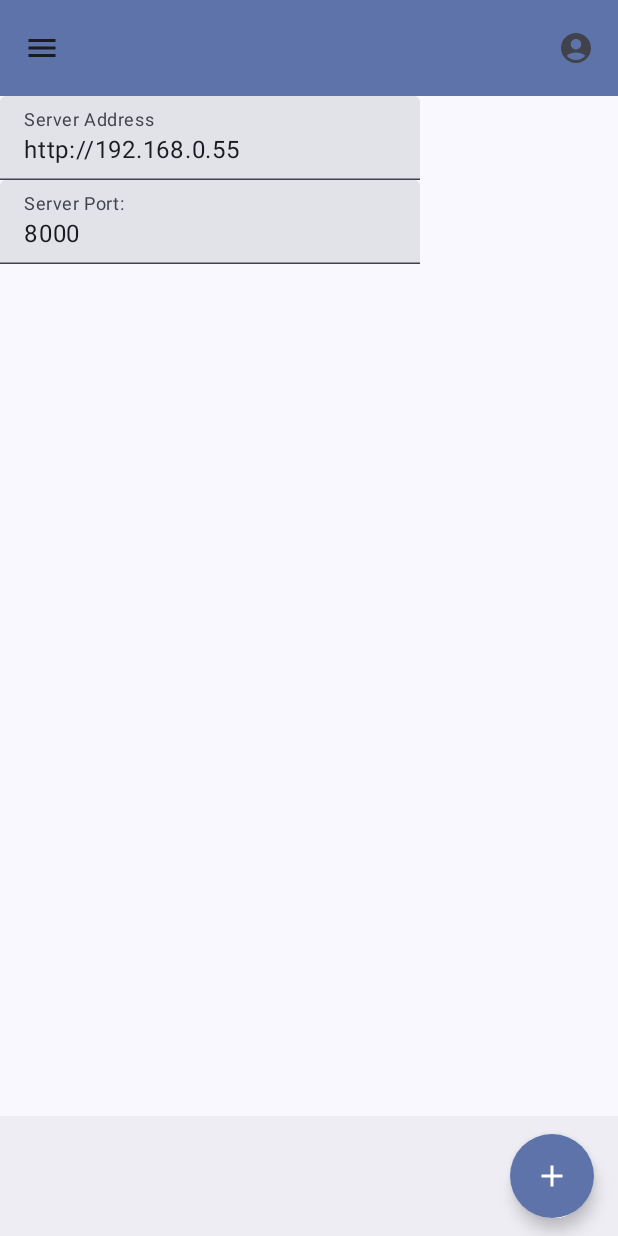
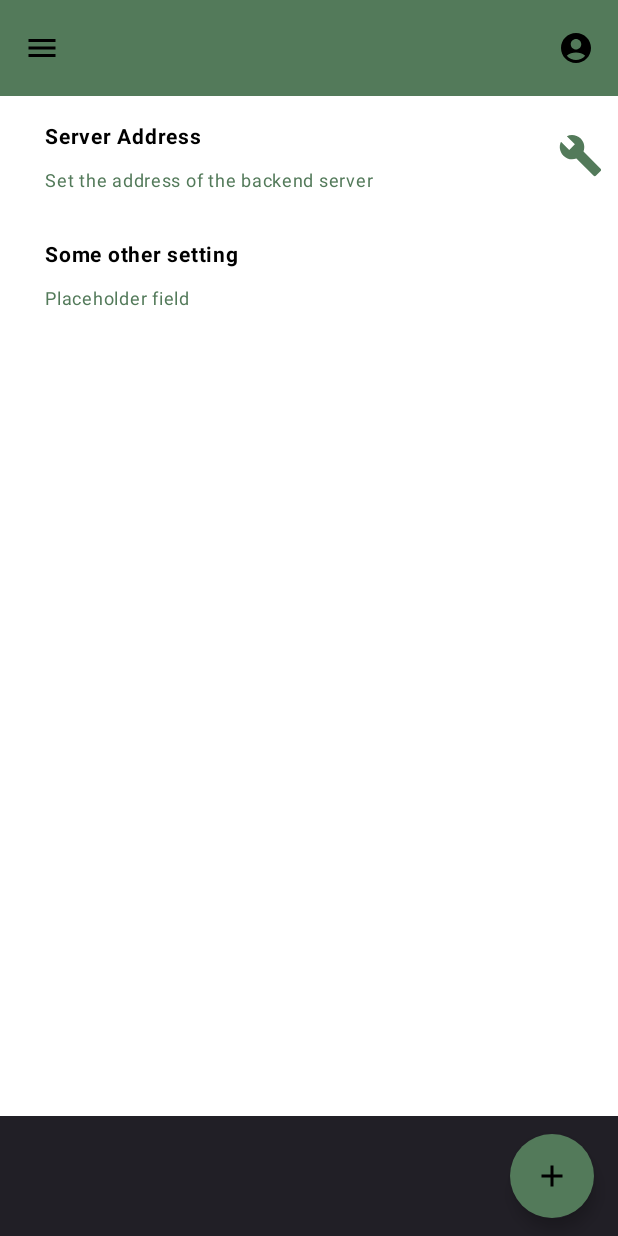
Before and after one commit to Anatorini-1/grimoire, an Android app built with Jetpack Compose: the screen it shows after launch (MainActivity), on a phone screen of 412 x 824 dp. Run offline under Robolectric (Android 15) with nearby library versions, the phone set to English and light mode, and no system bars.

Commit message:
server settings

```diff
--- a/app/Grimoire/app/src/main/java/pl/anatorini/grimoire/Main.kt
+++ b/app/Grimoire/app/src/main/java/pl/anatorini/grimoire/Main.kt
@@ -11,8 +11,10 @@ import androidx.compose.material3.ModalNavigationDrawer
 import androidx.compose.material3.Scaffold
 import androidx.compose.material3.rememberDrawerState
 import androidx.compose.runtime.Composable
+import androidx.compose.runtime.getValue
 import androidx.compose.runtime.mutableStateOf
 import androidx.compose.runtime.remember
+import androidx.compose.runtime.setValue
 import androidx.compose.ui.Modifier
 import androidx.compose.ui.tooling.preview.Preview
 import androidx.navigation.compose.NavHost
@@ -26,9 +28,7 @@ import pl.anatorini.grimoire.navigation.Routes
 import pl.anatorini.grimoire.screens.HomeScreen
 import pl.anatorini.grimoire.screens.SettingsScreen
 import pl.anatorini.grimoire.state.Settings
-import pl.anatorini.grimoire.ui.theme.Theme
-import androidx.compose.runtime.getValue
-import androidx.compose.runtime.setValue
+import pl.anatorini.grimoire.ui.theme.AppTheme
 
 @Composable
 @Preview
@@ -61,7 +61,7 @@ fun Main() {
             }
         }) {
 
-        Theme {
+        AppTheme {
             Scaffold(
                 modifier = Modifier.fillMaxSize(),
                 topBar = { TopBar(navController, drawerState) },
@@ -77,7 +77,10 @@ fun Main() {
                         HomeScreen()
                     }
                     composable(route = Routes.SETTINGS.name) {
-                        SettingsScreen(modifier = Modifier, settings = settings, setSettings = {s -> settings = s})
+                        SettingsScreen(
+                            modifier = Modifier,
+                            settings = settings,
+                            setSettings = { s -> settings = s })
                     }
 
                 }
--- a/app/Grimoire/app/src/main/java/pl/anatorini/grimoire/MainActivity.kt
+++ b/app/Grimoire/app/src/main/java/pl/anatorini/grimoire/MainActivity.kt
@@ -4,13 +4,16 @@ import android.os.Bundle
 import androidx.activity.ComponentActivity
 import androidx.activity.compose.setContent
 import androidx.activity.enableEdgeToEdge
+import pl.anatorini.grimoire.ui.theme.AppTheme
 
 class MainActivity : ComponentActivity() {
     override fun onCreate(savedInstanceState: Bundle?) {
         super.onCreate(savedInstanceState)
         enableEdgeToEdge()
         setContent {
-            Main()
+            AppTheme {
+                Main()
+            }
         }
     }
 }
--- a/app/Grimoire/app/src/main/java/pl/anatorini/grimoire/components/scaffold/BottomBar.kt
+++ b/app/Grimoire/app/src/main/java/pl/anatorini/grimoire/components/scaffold/BottomBar.kt
@@ -10,12 +10,14 @@ import androidx.compose.material3.BottomAppBar
 import androidx.compose.material3.FloatingActionButton
 import androidx.compose.material3.Icon
 import androidx.compose.material3.IconButton
+import androidx.compose.material3.MaterialTheme
 import androidx.compose.material3.Text
 import androidx.compose.runtime.Composable
 import androidx.compose.ui.tooling.preview.Preview
 import androidx.navigation.NavController
 import androidx.navigation.compose.rememberNavController
 import pl.anatorini.grimoire.navigation.Routes
+import pl.anatorini.grimoire.ui.theme.AppTheme
 
 @Composable
 fun BottomBar(navController: NavController) {
@@ -23,7 +25,11 @@ fun BottomBar(navController: NavController) {
         actions = {
         },
         floatingActionButton = {
-            FloatingActionButton(onClick = { /*TODO*/ }, shape = CircleShape) {
+            FloatingActionButton(
+                onClick = { /*TODO*/ },
+                shape = CircleShape,
+                containerColor = MaterialTheme.colorScheme.tertiary
+            ) {
                 Icon(Icons.Filled.Add, contentDescription = "")
 
             }
@@ -37,5 +43,7 @@ fun BottomBar(navController: NavController) {
 @Preview
 fun BottomBarPreview() {
     val navController = rememberNavController()
-    BottomBar(navController)
+    AppTheme {
+        BottomBar(navController)
+    }
 }
--- a/app/Grimoire/app/src/main/java/pl/anatorini/grimoire/components/scaffold/FloatingActionButton.kt
+++ b/app/Grimoire/app/src/main/java/pl/anatorini/grimoire/components/scaffold/FloatingActionButton.kt
@@ -1,9 +1,11 @@
 package pl.anatorini.grimoire.components.scaffold
 
+import androidx.compose.material3.ButtonDefaults
 import androidx.compose.material3.Text
 import androidx.compose.runtime.Composable
 
 @Composable
-fun ActionButton() {
+fun ActionButton(
+) {
     Text(text = "Btn")
 }
--- a/app/Grimoire/app/src/main/java/pl/anatorini/grimoire/components/scaffold/TopBar.kt
+++ b/app/Grimoire/app/src/main/java/pl/anatorini/grimoire/components/scaffold/TopBar.kt
@@ -16,13 +16,12 @@ import androidx.compose.material3.rememberDrawerState
 import androidx.compose.material3.rememberTopAppBarState
 import androidx.compose.runtime.Composable
 import androidx.compose.runtime.rememberCoroutineScope
-import androidx.compose.ui.res.stringResource
 import androidx.compose.ui.text.style.TextOverflow
 import androidx.compose.ui.tooling.preview.Preview
 import androidx.navigation.NavController
 import androidx.navigation.compose.rememberNavController
 import kotlinx.coroutines.launch
-import pl.anatorini.grimoire.R
+import pl.anatorini.grimoire.ui.theme.AppTheme
 
 @OptIn(ExperimentalMaterial3Api::class)
 @Composable
@@ -31,8 +30,9 @@ fun TopBar(navController: NavController, drawerState: DrawerState) {
     val scope = rememberCoroutineScope()
     CenterAlignedTopAppBar(
         colors = TopAppBarDefaults.centerAlignedTopAppBarColors(
-            containerColor = MaterialTheme.colorScheme.primaryContainer,
-            titleContentColor = MaterialTheme.colorScheme.primary,
+            containerColor = MaterialTheme.colorScheme.tertiary,
+            actionIconContentColor = MaterialTheme.colorScheme.onTertiary
+
         ),
         title = {
             Text(
@@ -44,11 +44,11 @@ fun TopBar(navController: NavController, drawerState: DrawerState) {
         },
         navigationIcon = {
             IconButton(onClick = {
-                    scope.launch {
-                        drawerState.apply {
-                            if (isClosed) open() else close()
-                        }
+                scope.launch {
+                    drawerState.apply {
+                        if (isClosed) open() else close()
                     }
+                }
             }) {
                 Icon(
                     imageVector = Icons.Filled.Menu,
@@ -73,5 +73,8 @@ fun TopBar(navController: NavController, drawerState: DrawerState) {
 fun TopBarPreview() {
     val navController = rememberNavController()
     val drawerState = rememberDrawerState(initialValue = DrawerValue.Closed)
-    TopBar(navController = navController, drawerState)
+    AppTheme {
+
+        TopBar(navController = navController, drawerState)
+    }
 }
--- /dev/null
+++ b/app/Grimoire/app/src/main/java/pl/anatorini/grimoire/components/settings/SettingsField.kt
@@ -0,0 +1,92 @@
+package pl.anatorini.grimoire.components.settings
+
+import androidx.compose.foundation.background
+import androidx.compose.foundation.clickable
+import androidx.compose.foundation.layout.Arrangement
+import androidx.compose.foundation.layout.Column
+import androidx.compose.foundation.layout.IntrinsicSize
+import androidx.compose.foundation.layout.Row
+import androidx.compose.foundation.layout.fillMaxHeight
+import androidx.compose.foundation.layout.fillMaxWidth
+import androidx.compose.foundation.layout.height
+import androidx.compose.foundation.layout.padding
+import androidx.compose.foundation.layout.size
+import androidx.compose.material.icons.Icons
+import androidx.compose.material.icons.filled.Info
+import androidx.compose.material.icons.filled.Settings
+import androidx.compose.material3.Icon
+import androidx.compose.material3.MaterialTheme
+import androidx.compose.material3.Text
+import androidx.compose.runtime.Composable
+import androidx.compose.ui.Modifier
+import androidx.compose.ui.graphics.vector.ImageVector
+import androidx.compose.ui.text.font.FontWeight
+import androidx.compose.ui.tooling.preview.Preview
+import androidx.compose.ui.unit.dp
+import pl.anatorini.grimoire.ui.theme.AppTheme
+
+@Composable
+fun SettingsField(
+    modifier: Modifier = Modifier,
+    primaryText: String,
+    secondaryText: String = "",
+    onClick: () -> Unit,
+    icon: ImageVector? = null
+) {
+    Row(
+        modifier = modifier
+            .fillMaxWidth()
+            .height(IntrinsicSize.Max)
+            .clickable { onClick() },
+        horizontalArrangement = Arrangement.SpaceBetween
+    ) {
+        Column(
+            modifier = modifier
+                .padding(horizontal = 30.dp)
+                .padding(vertical = 10.dp)
+                .fillMaxHeight()
+        ) {
+            Text(
+                text = primaryText,
+                modifier = Modifier.padding(vertical = 5.dp),
+                fontStyle = MaterialTheme.typography.labelLarge.fontStyle,
+                fontSize = MaterialTheme.typography.labelLarge.fontSize,
+                fontWeight = FontWeight.Bold
+            )
+            Text(
+                text = secondaryText,
+                fontStyle = MaterialTheme.typography.labelMedium.fontStyle,
+                fontSize = MaterialTheme.typography.labelMedium.fontSize,
+                color = MaterialTheme.colorScheme.tertiary
+            )
+        }
+        Column(
+            modifier = Modifier
+                .fillMaxHeight()
+                .padding(10.dp),
+            verticalArrangement = Arrangement.Center,
+        ) {
+            icon?.let {
+                Icon(
+                    it,
+                    contentDescription = "IconInfo", modifier = Modifier.size(30.dp),
+                    tint = MaterialTheme.colorScheme.tertiary
+                )
+            }
+        }
+    }
+}
+
+@Composable
+@Preview
+fun SettingsFieldPreview() {
+    AppTheme {
+        SettingsField(
+            modifier = Modifier.background(color = MaterialTheme.colorScheme.background),
+            primaryText = "Settings field",
+            secondaryText = "Secondary text",
+            onClick = {},
+            icon = Icons.Filled.Settings
+        )
+    }
+}
--- a/app/Grimoire/app/src/main/java/pl/anatorini/grimoire/screens/SettingsScreen.kt
+++ b/app/Grimoire/app/src/main/java/pl/anatorini/grimoire/screens/SettingsScreen.kt
@@ -1,38 +1,46 @@
 package pl.anatorini.grimoire.screens
 
-import androidx.compose.foundation.layout.Column
-import androidx.compose.foundation.layout.Row
-import androidx.compose.foundation.layout.fillMaxSize
-import androidx.compose.foundation.layout.fillMaxWidth
-import androidx.compose.material3.Text
-import androidx.compose.material3.TextField
+import androidx.compose.foundation.background
 import androidx.compose.runtime.Composable
+import androidx.compose.runtime.getValue
 import androidx.compose.runtime.mutableStateOf
 import androidx.compose.runtime.remember
 import androidx.compose.ui.Modifier
+import androidx.compose.ui.graphics.Color
 import androidx.compose.ui.tooling.preview.Preview
+import androidx.navigation.compose.NavHost
+import androidx.navigation.compose.composable
+import androidx.navigation.compose.rememberNavController
+import pl.anatorini.grimoire.navigation.SettingsRoutes
+import pl.anatorini.grimoire.screens.settings.EditServerAddressScreen
+import pl.anatorini.grimoire.screens.settings.SettingsList
+import pl.anatorini.grimoire.screens.settings.SomeOtherSettingsScreen
 import pl.anatorini.grimoire.state.Settings
-import androidx.compose.runtime.getValue
-import androidx.compose.runtime.setValue
+import pl.anatorini.grimoire.ui.theme.AppTheme
+
 @Composable
-fun SettingsScreen(modifier: Modifier = Modifier, settings: Settings, setSettings: (Settings) -> Unit) {
-    var serverAddress by remember { mutableStateOf(settings.serverAddress)}
-    var port by remember { mutableStateOf(settings.port)}
+fun SettingsScreen(
+    modifier: Modifier = Modifier,
+    settings: Settings,
+    setSettings: (Settings) -> Unit
+) {
+    val navController = rememberNavController()
+    NavHost(
+        navController = navController,
+        startDestination = SettingsRoutes.HOME.name,
+        modifier = modifier
+    ) {
+        composable(route = SettingsRoutes.HOME.name) {
+            SettingsList(settings = settings, setSettings = {}, navController = navController)
+        }
+        composable(route = SettingsRoutes.SERVER.name) {
+            EditServerAddressScreen(navController = navController, settings = settings, setSettings = {
+                server,port -> setSettings(Settings(server,port))
+            })
 
-    fun save(){
-        setSettings(Settings(serverAddress,port))
-    }
-    Column(modifier = modifier.fillMaxSize()) {
-        Row(modifier = Modifier.fillMaxWidth()) {
-            TextField(label = { Text(text = "Server Address")}, value = serverAddress, onValueChange = {
-                serverAddress = it
-            })
         }
-        Row(modifier = Modifier.fillMaxWidth()) {
-
-            TextField(label = { Text(text = "Server Port: ")},value = port, onValueChange = {
-                port = it
-            })
+        composable(route = SettingsRoutes.OTHER.name) {
+            SomeOtherSettingsScreen(navController = navController)
         }
     }
 }
@@ -44,5 +52,9 @@ fun SettingsScreenPreview() {
     val settings by remember {
         mutableStateOf(Settings())
     }
-    SettingsScreen(modifier = Modifier, settings = settings, setSettings = {s -> })
+    AppTheme {
+        SettingsScreen(
+            modifier = Modifier.background(Color.White),
+            settings = settings, setSettings = { s -> })
+    }
 }
--- /dev/null
+++ b/app/Grimoire/app/src/main/java/pl/anatorini/grimoire/screens/settings/SettingsList.kt
@@ -0,0 +1,69 @@
+package pl.anatorini.grimoire.screens.settings
+
+import androidx.compose.foundation.background
+import androidx.compose.foundation.layout.Column
+import androidx.compose.foundation.layout.fillMaxSize
+import androidx.compose.material.icons.Icons
+import androidx.compose.material.icons.filled.Build
+import androidx.compose.runtime.Composable
+import androidx.compose.runtime.getValue
+import androidx.compose.runtime.mutableStateOf
+import androidx.compose.runtime.remember
+import androidx.compose.runtime.setValue
+import androidx.compose.ui.Modifier
+import androidx.compose.ui.graphics.Color
+import androidx.compose.ui.tooling.preview.Preview
+import androidx.navigation.NavController
+import androidx.navigation.compose.rememberNavController
+import pl.anatorini.grimoire.components.settings.SettingsField
+import pl.anatorini.grimoire.navigation.SettingsRoutes
+import pl.anatorini.grimoire.state.Settings
+import pl.anatorini.grimoire.ui.theme.AppTheme
+
+@Composable
+fun SettingsList(
+    modifier: Modifier = Modifier,
+    settings: Settings,
+    setSettings: (Settings) -> Unit,
+    navController: NavController
+) {
+
+    var serverAddress by remember { mutableStateOf(settings.serverAddress) }
+    var port by remember { mutableStateOf(settings.port) }
+
+    fun save() {
+        setSettings(Settings(serverAddress, port))
+    }
+    Column(modifier = modifier.fillMaxSize()) {
+        SettingsField(
+            primaryText = "Server Address",
+            secondaryText = "Set the address of the backend server",
+            onClick = {
+                navController.navigate(SettingsRoutes.SERVER.name)
+            },
+            icon = Icons.Filled.Build
+        )
+        SettingsField(
+            primaryText = "Some other setting",
+            secondaryText = "Placeholder field",
+            onClick = {
+                navController.navigate(SettingsRoutes.OTHER.name)
+            }
+        )
+    }
+}
+
+@Composable
+@Preview
+fun SettingsListPreview() {
+    val settings by remember {
+        mutableStateOf(Settings())
+    }
+    AppTheme {
+        SettingsList(
+            Modifier.background(Color.White),
+            settings = settings, setSettings = {},
+            navController = rememberNavController()
+        )
+    }
+}
--- a/app/Grimoire/app/src/main/java/pl/anatorini/grimoire/state/Settings.kt
+++ b/app/Grimoire/app/src/main/java/pl/anatorini/grimoire/state/Settings.kt
@@ -1,6 +1,6 @@
 package pl.anatorini.grimoire.state
 
 data class Settings(
-    val serverAddress: String = "http://192.168.0.55",
-    val port: String = "8000"
+    val serverAddress: String = "grimoire.anatorini.pl",
+    val port: Int = 8080
 )
--- a/app/Grimoire/app/src/main/java/pl/anatorini/grimoire/ui/theme/Theme.kt
+++ b/app/Grimoire/app/src/main/java/pl/anatorini/grimoire/ui/theme/Theme.kt
@@ -1,57 +1,45 @@
 package pl.anatorini.grimoire.ui.theme
 
-import android.app.Activity
-import android.os.Build
-import androidx.compose.foundation.isSystemInDarkTheme
 import androidx.compose.material3.MaterialTheme
 import androidx.compose.material3.darkColorScheme
-import androidx.compose.material3.dynamicDarkColorScheme
-import androidx.compose.material3.dynamicLightColorScheme
 import androidx.compose.material3.lightColorScheme
 import androidx.compose.runtime.Composable
-import androidx.compose.ui.platform.LocalContext
+import androidx.compose.ui.graphics.Color
 
 private val DarkColorScheme = darkColorScheme(
-    primary = Purple80,
-    secondary = PurpleGrey80,
-    tertiary = Pink80
+    primary = Color(0xFF2C302E),
+    secondary = Color(0xFF9AE19D),
+    tertiary = Color(0xFF537A5A),
+    background = Color(0xFFFFFFFF),
+    surface = Color(0xFFFFFFFF),
+    onPrimary = Color(0xFFFFFFFF),
+    onSecondary = Color(0xFF000000),
+    onTertiary = Color(0xFF000000),
+    onBackground = Color(0xFF000000),
+    onSurface = Color(0xFF000000),
+    error = Color(0xFF800020),
+    onError = Color(0xFFFFFFFF),
 )
 
 private val LightColorScheme = lightColorScheme(
-    primary = Purple40,
-    secondary = PurpleGrey40,
-    tertiary = Pink40
-
-    /* Other default colors to override
-    background = Color(0xFFFFFBFE),
-    surface = Color(0xFFFFFBFE),
-    onPrimary = Color.White,
-    onSecondary = Color.White,
-    onTertiary = Color.White,
-    onBackground = Color(0xFF1C1B1F),
-    onSurface = Color(0xFF1C1B1F),
-    */
+    primary = Color.Red,
+    secondary = Color.Red,
+    tertiary = Color.Red,
+    background = Color.Red,
+    surface = Color.Red,
+    onPrimary = Color.Red,
+    onSecondary = Color.Red,
+    onTertiary = Color.Red,
+    onBackground = Color.Red,
+    onSurface = Color.Red,
 )
 
 @Composable
-fun Theme(
-    darkTheme: Boolean = isSystemInDarkTheme(),
-    // Dynamic color is available on Android 12+
-    dynamicColor: Boolean = true,
+fun AppTheme(
     content: @Composable () -> Unit
 ) {
-    val colorScheme = when {
-        dynamicColor && Build.VERSION.SDK_INT >= Build.VERSION_CODES.S -> {
-            val context = LocalContext.current
-            if (darkTheme) dynamicDarkColorScheme(context) else dynamicLightColorScheme(context)
-        }
-
-        darkTheme -> DarkColorScheme
-        else -> LightColorScheme
-    }
-
     MaterialTheme(
-        colorScheme = colorScheme,
+        colorScheme = DarkColorScheme,
         typography = Typography,
         content = content
     )
```
Also changed, not shown: app/Grimoire/app/src/main/java/pl/anatorini/grimoire/Test.kt (added, +20 -0 lines), app/Grimoire/app/src/main/java/pl/anatorini/grimoire/navigation/Routes.kt (+7 -1 lines), app/Grimoire/app/src/main/java/pl/anatorini/grimoire/screens/settings/EditServerAddressScreen.kt (added, +95 -0 lines), app/Grimoire/app/src/main/java/pl/anatorini/grimoire/screens/settings/SomeOtherSettingsScreen.kt (added, +19 -0 lines).
